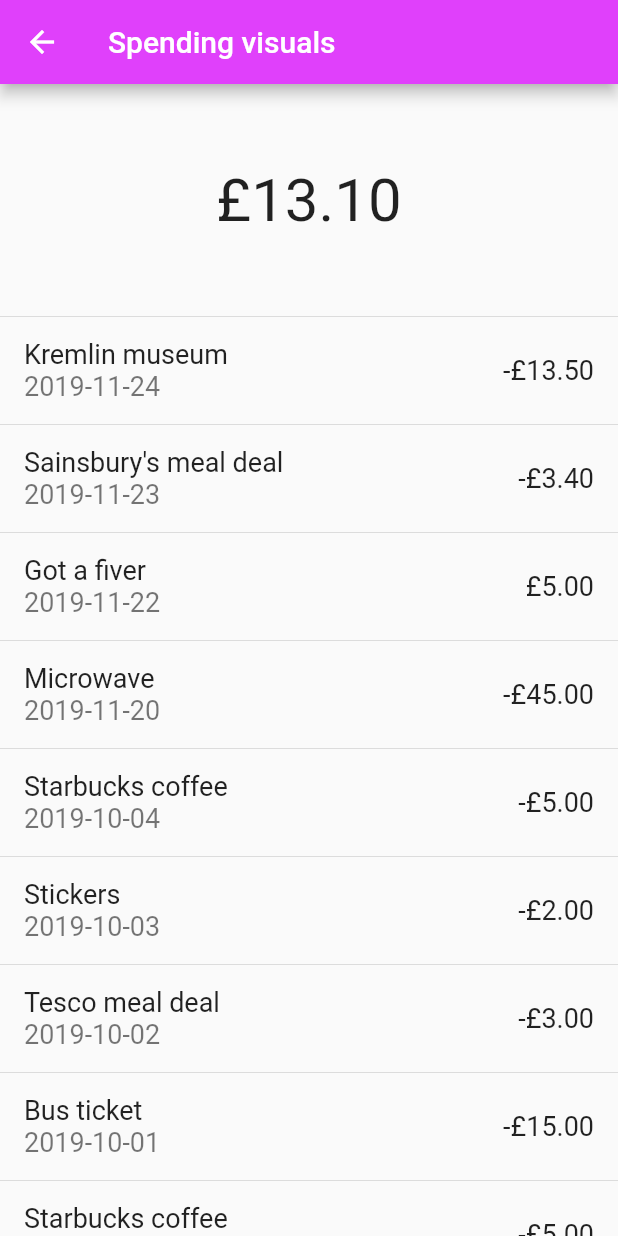
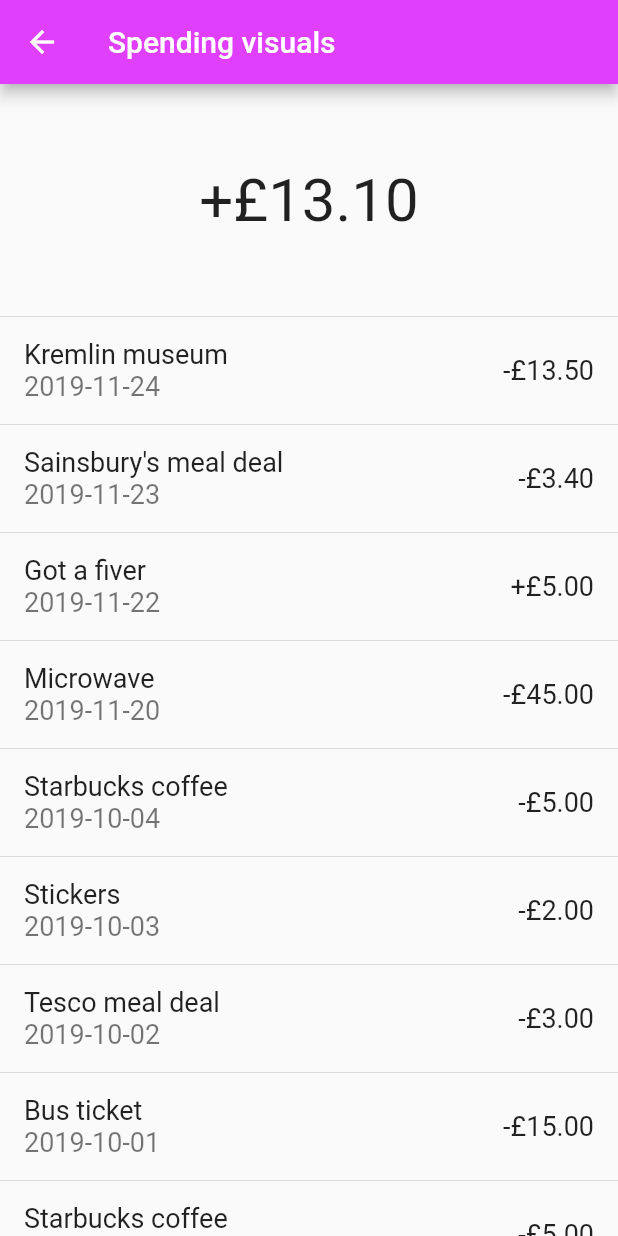
Before and after one commit to AimeeRedbond/bubel-ui, a Flutter app: the screen it shows after launch, after a tap on "Standard View", on a phone screen of 412 x 824 dp. Run offline on Flutter 3.47's test engine with Material 2 defaults, Android fonts, the phone set to English and light mode, and no system bars.

Commit message:
Add plus sign if amount positive

```diff
--- a/bubble_bank/lib/main.dart
+++ b/bubble_bank/lib/main.dart
@@ -174,10 +174,10 @@ class BankingState extends State<Banking> {
   }
 
   String _formatMoney(double money){
-    if (money > 0.0){
-      return "£" + money.toStringAsFixed(2);
+    if (money < 0.0){
+      return "-£" + (-money).toStringAsFixed(2);
     }
-    return "-£" + (-money).toStringAsFixed(2);
+    return "+£" + money.toStringAsFixed(2);
   }
 
   void _pushStandardView() {
```
